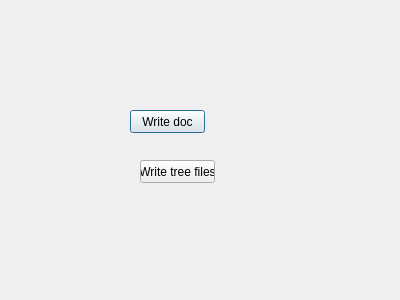
End1-1/Xlsx, file dialog.ui: the form before one commit.
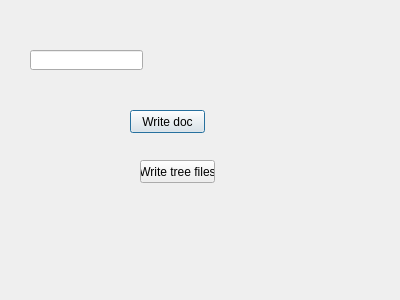
The form after the commit.

Diff of the .ui file:
```diff
--- a/dialog.ui
+++ b/dialog.ui
@@ -39,6 +39,16 @@
     <string>Write tree files</string>
    </property>
   </widget>
+  <widget class="QLineEdit" name="leDate">
+   <property name="geometry">
+    <rect>
+     <x>30</x>
+     <y>50</y>
+     <width>113</width>
+     <height>20</height>
+    </rect>
+   </property>
+  </widget>
  </widget>
  <layoutdefault spacing="6" margin="11"/>
  <resources/>
```
